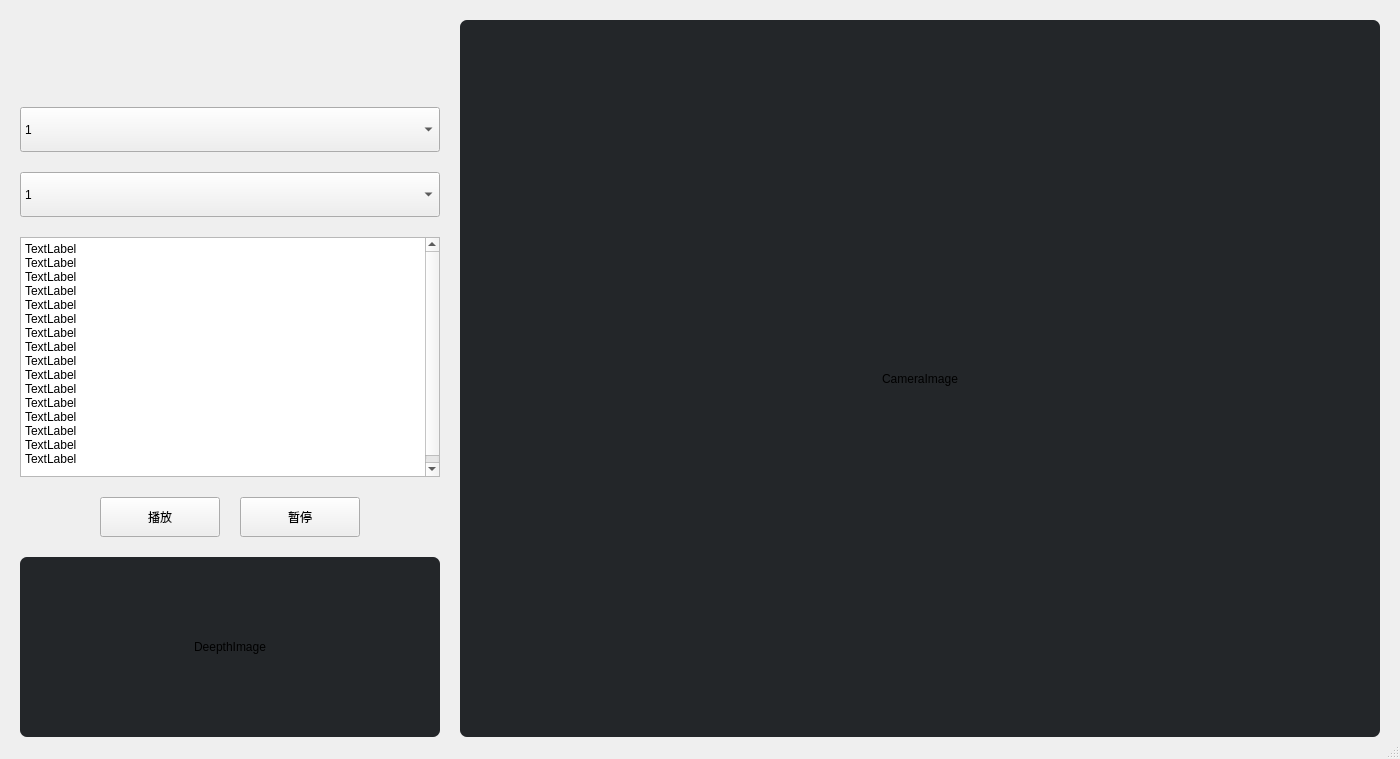
Above: components/gui_origin.ui from cworld1/tcm before the change. Below: the same form after it.
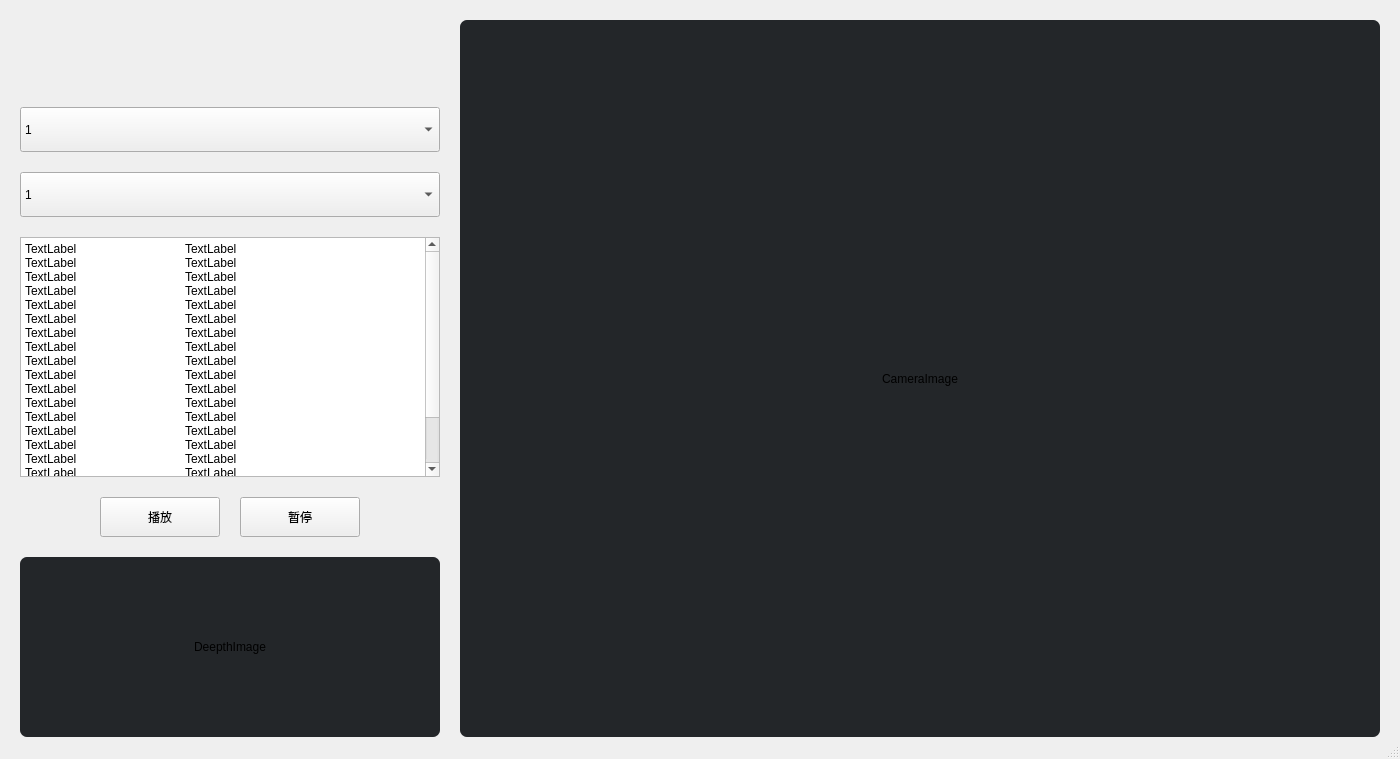
That is the form after the change. Icons and pictures are not drawn.

Commit message: feat(ui): :art: change title and add program icon

Patch:
```diff
--- a/components/gui_origin.ui
+++ b/components/gui_origin.ui
@@ -140,23 +140,7 @@
 li.unchecked::marker { content: &quot;\2610&quot;; }
 li.checked::marker { content: &quot;\2612&quot;; }
 &lt;/style&gt;&lt;/head&gt;&lt;body style=&quot; font-family:'Segoe UI'; font-size:9pt; font-weight:400; font-style:normal;&quot;&gt;
-&lt;p style=&quot; margin-top:0px; margin-bottom:0px; margin-left:0px; margin-right:0px; -qt-block-indent:0; text-indent:0px;&quot;&gt;TextLabel&lt;/p&gt;
-&lt;p style=&quot; margin-top:0px; margin-bottom:0px; margin-left:0px; margin-right:0px; -qt-block-indent:0; text-indent:0px;&quot;&gt;TextLabel&lt;/p&gt;
-&lt;p style=&quot; margin-top:0px; margin-bottom:0px; margin-left:0px; margin-right:0px; -qt-block-indent:0; text-indent:0px;&quot;&gt;TextLabel&lt;/p&gt;
-&lt;p style=&quot; margin-top:0px; margin-bottom:0px; margin-left:0px; margin-right:0px; -qt-block-indent:0; text-indent:0px;&quot;&gt;TextLabel&lt;/p&gt;
-&lt;p style=&quot; margin-top:0px; margin-bottom:0px; margin-left:0px; margin-right:0px; -qt-block-indent:0; text-indent:0px;&quot;&gt;TextLabel&lt;/p&gt;
-&lt;p style=&quot; margin-top:0px; margin-bottom:0px; margin-left:0px; margin-right:0px; -qt-block-indent:0; text-indent:0px;&quot;&gt;TextLabel&lt;/p&gt;
-&lt;p style=&quot; margin-top:0px; margin-bottom:0px; margin-left:0px; margin-right:0px; -qt-block-indent:0; text-indent:0px;&quot;&gt;TextLabel&lt;/p&gt;
-&lt;p style=&quot; margin-top:0px; margin-bottom:0px; margin-left:0px; margin-right:0px; -qt-block-indent:0; text-indent:0px;&quot;&gt;TextLabel&lt;/p&gt;
-&lt;p style=&quot; margin-top:0px; margin-bottom:0px; margin-left:0px; margin-right:0px; -qt-block-indent:0; text-indent:0px;&quot;&gt;TextLabel&lt;/p&gt;
-&lt;p style=&quot; margin-top:0px; margin-bottom:0px; margin-left:0px; margin-right:0px; -qt-block-indent:0; text-indent:0px;&quot;&gt;TextLabel&lt;/p&gt;
-&lt;p style=&quot; margin-top:0px; margin-bottom:0px; margin-left:0px; margin-right:0px; -qt-block-indent:0; text-indent:0px;&quot;&gt;TextLabel&lt;/p&gt;
-&lt;p style=&quot; margin-top:0px; margin-bottom:0px; margin-left:0px; margin-right:0px; -qt-block-indent:0; text-indent:0px;&quot;&gt;TextLabel&lt;/p&gt;
-&lt;p style=&quot; margin-top:0px; margin-bottom:0px; margin-left:0px; margin-right:0px; -qt-block-indent:0; text-indent:0px;&quot;&gt;TextLabel&lt;/p&gt;
-&lt;p style=&quot; margin-top:0px; margin-bottom:0px; margin-left:0px; margin-right:0px; -qt-block-indent:0; text-indent:0px;&quot;&gt;TextLabel&lt;/p&gt;
-&lt;p style=&quot; margin-top:0px; margin-bottom:0px; margin-left:0px; margin-right:0px; -qt-block-indent:0; text-indent:0px;&quot;&gt;TextLabel&lt;/p&gt;
-&lt;p style=&quot; margin-top:0px; margin-bottom:0px; margin-left:0px; margin-right:0px; -qt-block-indent:0; text-indent:0px;&quot;&gt;TextLabel&lt;/p&gt;
-&lt;p style=&quot;-qt-paragraph-type:empty; margin-top:0px; margin-bottom:0px; margin-left:0px; margin-right:0px; -qt-block-indent:0; text-indent:0px;&quot;&gt;&lt;br /&gt;&lt;/p&gt;&lt;/body&gt;&lt;/html&gt;</string>
+&lt;p style=&quot; margin-top:0px; margin-bottom:0px; margin-left:0px; margin-right:0px; -qt-block-indent:0; text-indent:0px;&quot;&gt;TextLabel		TextLabel			TextLabel		TextLabel			TextLabel		TextLabel			TextLabel		TextLabel			TextLabel		TextLabel			TextLabel		TextLabel			TextLabel		TextLabel			TextLabel		TextLabel			TextLabel		TextLabel			TextLabel		TextLabel			TextLabel		TextLabel			TextLabel		TextLabel			TextLabel		TextLabel			TextLabel		TextLabel			TextLabel		TextLabel			TextLabel		TextLabel			TextLabel		TextLabel			TextLabel		TextLabel			TextLabel		TextLabel			TextLabel		TextLabel			TextLabel		TextLabel		&lt;/p&gt;&lt;/body&gt;&lt;/html&gt;</string>
         </property>
        </widget>
       </item>
```
Left out of the diff: 2 changed lines with no effect on the pictures. The commit also changes 3 other files.
